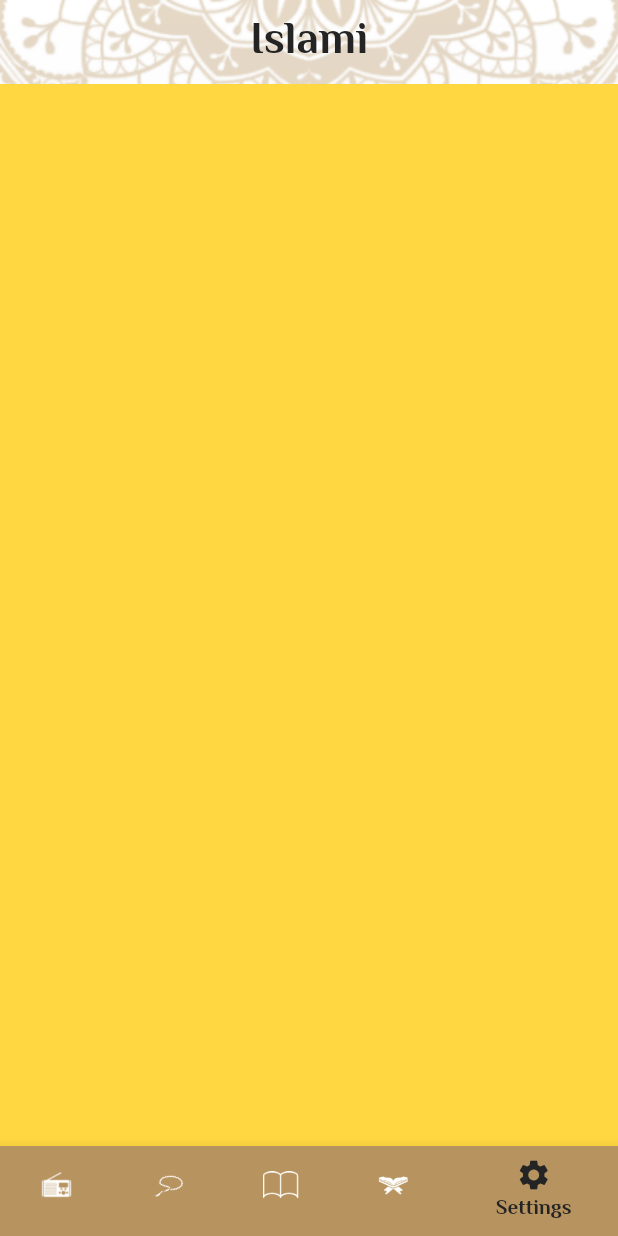
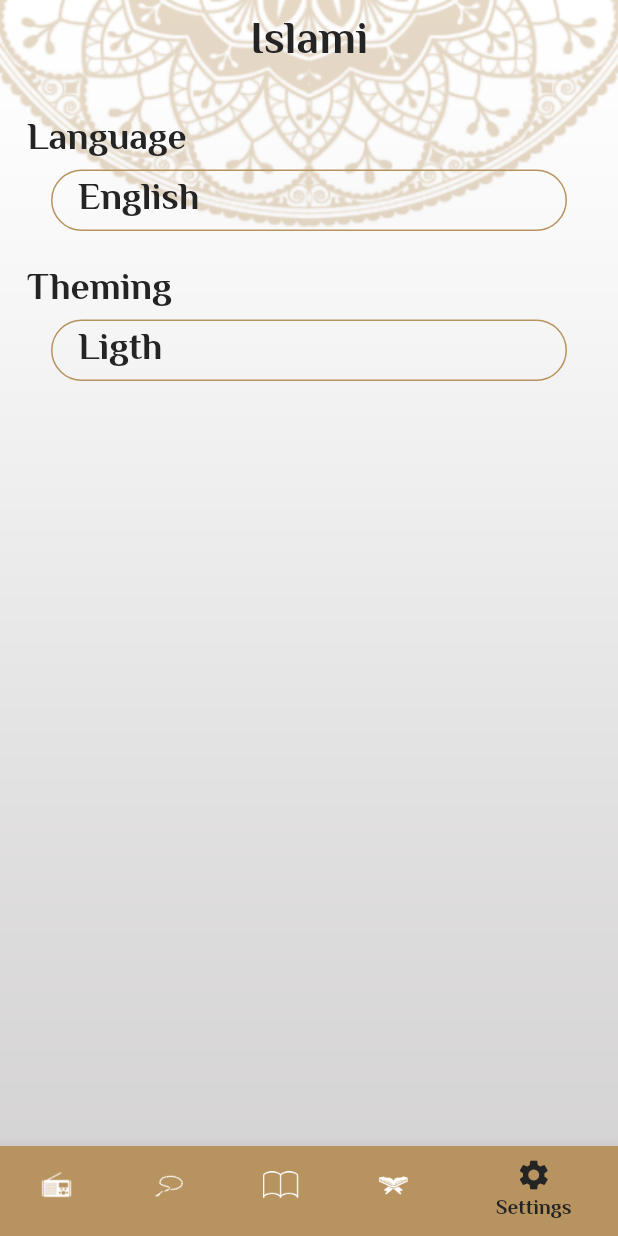
Before and after one commit to ahmedkhaled130/islami_app, a Flutter app: the screen it shows after launch, item 5 of the bottom bar chosen, on a phone screen of 412 x 824 dp. Run offline on Flutter 3.47's test engine with Material 2 defaults, Android fonts, the phone set to English and light mode, and no system bars; our stand-ins replace google_fonts.

```diff
--- a/lib/tabs/settings_tab.dart
+++ b/lib/tabs/settings_tab.dart
@@ -1,11 +1,88 @@
 import 'package:flutter/material.dart';
+import 'package:islamic_app/myThemeData.dart';
 
-class SettingTab extends StatelessWidget {
+class SettingTab extends StatefulWidget {
+  @override
+  State<SettingTab> createState() => _SettingTabState();
+}
 
+class _SettingTabState extends State<SettingTab> {
   @override
   Widget build(BuildContext context) {
-    return Container(
-      color: Colors.amberAccent,
+    return Padding(
+      padding: const EdgeInsets.all(18.0),
+      child: Column(
+        crossAxisAlignment: CrossAxisAlignment.start,
+        children: [
+          Text(
+            "Language",
+            style: TextStyle(color: MyThemeData.blackColor),
+          ),
+          InkWell(onTap: () {
+            showLanguageButtonSheet();
+          },
+            child: Container(
+              margin: EdgeInsets.symmetric(horizontal: 16),
+              padding: EdgeInsets.symmetric(horizontal: 17),
+              width: double.infinity,
+              decoration: BoxDecoration(
+                  borderRadius: BorderRadius.circular(25),
+                  border: Border.all(color: MyThemeData.PrimaryColor)),
+              child:
+                  Text("English", style: TextStyle(color: MyThemeData.blackColor)),
+            ),
+          ),
+          SizedBox(
+            height: 20,
+          ),
+          Text(
+            "Theming",
+            style: TextStyle(color: MyThemeData.blackColor),
+          ),
+          InkWell(onTap: () {
+            showThemingButtonSheet();
+          },
+            child: Container(
+              margin: EdgeInsets.symmetric(horizontal: 16),
+              padding: EdgeInsets.symmetric(horizontal: 17),
+              width: double.infinity,
+              decoration: BoxDecoration(
+                  borderRadius: BorderRadius.circular(25),
+                  border: Border.all(color: MyThemeData.PrimaryColor)),
+              child: Text("Ligth", style: TextStyle(color: MyThemeData.blackColor)),
+            ),
+          )
+        ],
+      ),
     );
   }
+
+  showLanguageButtonSheet(){
+
+    showModalBottomSheet(context: context,
+      isScrollControlled: true,
+      shape: OutlineInputBorder(
+        borderSide: BorderSide(
+          color: Colors.transparent,
+        ),
+        borderRadius: BorderRadius.only(topLeft: Radius.circular(15),topRight: Radius.circular(15))
+      ),
+      builder: (context) => Container(
+        height: MediaQuery.of(context).size.height*0.3,
+    ),);
+  }
+  showThemingButtonSheet(){
+
+    showModalBottomSheet(context: context,
+      isScrollControlled: true,
+      shape: OutlineInputBorder(
+        borderSide: BorderSide(
+          color: Colors.transparent,
+        ),
+        borderRadius: BorderRadius.only(topLeft: Radius.circular(15),topRight: Radius.circular(15))
+      ),
+      builder: (context) => Container(
+        height: MediaQuery.of(context).size.height*0.3,
+    ),);
+  }
 }
--- a/pubspec.yaml
+++ b/pubspec.yaml
@@ -30,6 +30,7 @@ environment:
 dependencies:
   flutter:
     sdk: flutter
+  shared_preferences: ^2.0.6
 
 
   # The following adds the Cupertino Icons font to your application.
```
Also changed, not shown: lib/tabs/ahadeth_tab.dart (+12 -0 lines), pubspec.lock.
